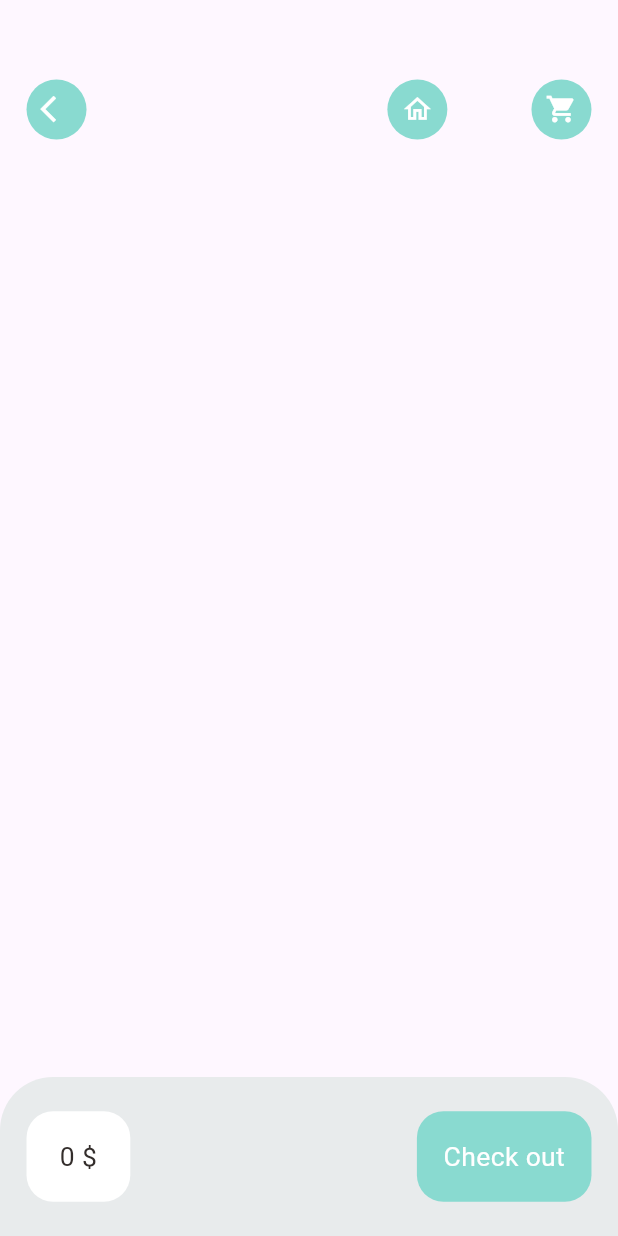
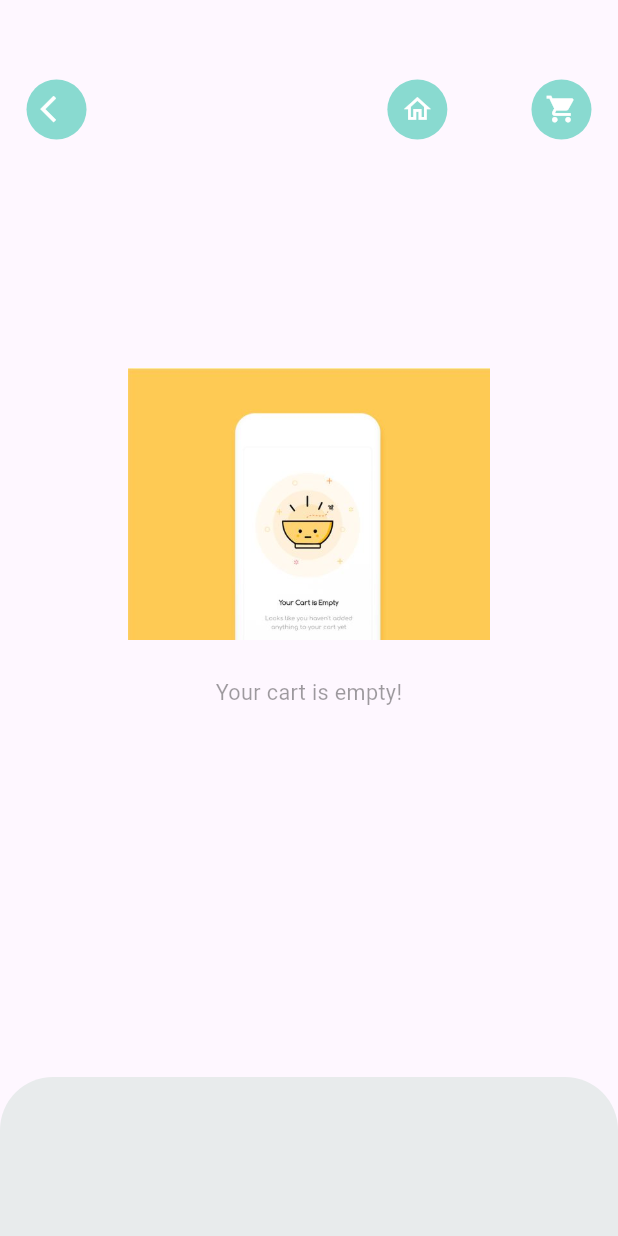
Before and after one commit to 12032002hailong/flutter_food_app, a Flutter app: the CartPage screen opened by its route, on a phone screen of 412 x 824 dp. Run offline on Flutter 3.47's test engine with Material 3 defaults, Android fonts, the phone set to English and light mode, and no system bars; our stand-ins replace dots_indicator, get, persistent_bottom_nav_bar, shared_preferences; accounts and stored records are empty; network calls fail.

Commit message:
feature no_data_page

```diff
--- /dev/null
+++ b/lib/base/no_data_page.dart
@@ -0,0 +1,37 @@
+import 'package:flutter/material.dart';
+
+class NoDataPage extends StatelessWidget {
+  final String text;
+  final String imgPath;
+
+  const NoDataPage(
+      {Key? key,
+      required this.text,
+      this.imgPath = "assets/images/empty_cart.jpg"})
+      : super(key: key);
+
+  @override
+  Widget build(BuildContext context) {
+    return Column(
+      mainAxisAlignment: MainAxisAlignment.center,
+      crossAxisAlignment: CrossAxisAlignment.stretch,
+      children: [
+        Image.asset(
+          imgPath,
+          height: MediaQuery.of(context).size.height * 0.22,
+          width: MediaQuery.of(context).size.height * 0.22,
+        ),
+        SizedBox(
+          height: MediaQuery.of(context).size.height * 0.03,
+        ),
+        Text(
+          text,
+          style: TextStyle(
+              fontSize: MediaQuery.of(context).size.height * 0.0175,
+              color: Theme.of(context).disabledColor),
+          textAlign: TextAlign.center,
+        ),
+      ],
+    );
+  }
+}
--- a/lib/data/repository/cart_repo.dart
+++ b/lib/data/repository/cart_repo.dart
@@ -11,8 +11,8 @@ class CartRepo {
   List<String> cart = [];
   List<String> cartHistory = [];
   void addToCartList(List<CartModel> cartList) {
-    sharedPreferences.remove(AppConstants.CART_LIST);
-    sharedPreferences.remove(AppConstants.CART_HISTORY_LIST);
+    // sharedPreferences.remove(AppConstants.CART_LIST);
+    // sharedPreferences.remove(AppConstants.CART_HISTORY_LIST);
     var time = DateTime.now().toString();
     cart = [];
     cartList.forEach((element) {
--- a/lib/main.dart
+++ b/lib/main.dart
@@ -2,11 +2,6 @@ import 'package:flutter/material.dart';
 import 'package:food_app_btl/controllers/cart_controller.dart';
 import 'package:food_app_btl/controllers/popular_product_controller.dart';
 import 'package:food_app_btl/controllers/recommended_product_controller.dart';
-import 'package:food_app_btl/pages/cart/cart_page.dart';
-import 'package:food_app_btl/pages/food/popular_food_detail.dart';
-import 'package:food_app_btl/pages/food/recommended_food_detail.dart';
-import 'package:food_app_btl/pages/home/main_food_page.dart';
-import 'package:food_app_btl/pages/splash/splash_page.dart';
 import 'package:food_app_btl/routes/route_helper.dart';
 import 'package:get/get.dart';
 import 'helper/dependencies.dart' as dep;
--- a/lib/pages/cart/cart_page.dart
+++ b/lib/pages/cart/cart_page.dart
@@ -1,4 +1,5 @@
 import 'package:flutter/material.dart';
+import 'package:food_app_btl/base/no_data_page.dart';
 import 'package:food_app_btl/controllers/cart_controller.dart';
 import 'package:food_app_btl/controllers/popular_product_controller.dart';
 import 'package:food_app_btl/controllers/recommended_product_controller.dart';
@@ -62,7 +63,9 @@ class CartPage extends StatelessWidget {
                 ],
               ),
             ),
-            Positioned(
+            GetBuilder<CartController>(builder: (_cartController) {
+              return _cartController.getItems.length > 0
+                  ? Positioned(
                       top: Dimensions.height20 * 5,
                       left: Dimensions.height20,
                       right: Dimensions.height20,
@@ -85,21 +88,35 @@ class CartPage extends StatelessWidget {
                                       children: [
                                         GestureDetector(
                                           onTap: () {
-                                    var popularIndex =
-                                        Get.find<PopularProductController>()
+                                            var popularIndex = Get.find<
+                                                    PopularProductController>()
                                                 .popularProductList
-                                            .indexOf(_cartList[index].product!);
+                                                .indexOf(
+                                                    _cartList[index].product!);
                                             if (popularIndex >= 0) {
-                                      Get.toNamed(RouteHelper.getPopularFood(
-                                          popularIndex, 'cartpage'));
+                                              Get.toNamed(
+                                                  RouteHelper.getPopularFood(
+                                                      popularIndex,
+                                                      'cartpage'));
                                             } else {
                                               var recommendedIndex = Get.find<
                                                       RecommendedProductController>()
                                                   .recommendedProductList
-                                          .indexOf(_cartList[index].product!);
-                                      Get.toNamed(
-                                          RouteHelper.getRecommendedFood(
-                                              recommendedIndex, 'cartpage'));
+                                                  .indexOf(_cartList[index]
+                                                      .product!);
+
+                                              if (recommendedIndex < 0) {
+                                                Get.snackbar("History product",
+                                                    "Product review is not avalible product",
+                                                    backgroundColor:
+                                                        AppColors.mainColor,
+                                                    colorText: Colors.white);
+                                              } else {
+                                                Get.toNamed(RouteHelper
+                                                    .getRecommendedFood(
+                                                        recommendedIndex,
+                                                        'cartpage'));
+                                              }
                                             }
                                           },
                                           child: Container(
@@ -112,11 +129,14 @@ class CartPage extends StatelessWidget {
                                                   fit: BoxFit.cover,
                                                   image: NetworkImage(
                                                     AppConstants.BASE_URL +
-                                                AppConstants.UPLOAD_URL +
+                                                        AppConstants
+                                                            .UPLOAD_URL +
                                                         cartController
-                                                    .getItems[index].img!,
+                                                            .getItems[index]
+                                                            .img!,
                                                   )),
-                                      borderRadius: BorderRadius.circular(
+                                              borderRadius:
+                                                  BorderRadius.circular(
                                                       Dimensions.radius20),
                                               color: Colors.white,
                                             ),
@@ -142,7 +162,8 @@ class CartPage extends StatelessWidget {
                                                 SmallText(text: "spicy"),
                                                 Row(
                                                   mainAxisAlignment:
-                                              MainAxisAlignment.spaceBetween,
+                                                      MainAxisAlignment
+                                                          .spaceBetween,
                                                   children: [
                                                     BigText(
                                                       text: cartController
@@ -152,55 +173,63 @@ class CartPage extends StatelessWidget {
                                                     ),
                                                     Container(
                                                       padding: EdgeInsets.only(
-                                                top: Dimensions.height10,
-                                                bottom: Dimensions.height10,
-                                                right: Dimensions.width10,
-                                                left: Dimensions.width10,
+                                                        top:
+                                                            Dimensions.height10,
+                                                        bottom:
+                                                            Dimensions.height10,
+                                                        right:
+                                                            Dimensions.width10,
+                                                        left:
+                                                            Dimensions.width10,
                                                       ),
                                                       decoration: BoxDecoration(
                                                           borderRadius:
                                                               BorderRadius.circular(
-                                                          Dimensions.radius20),
+                                                                  Dimensions
+                                                                      .radius20),
                                                           color: Colors.white),
                                                       child: Row(
                                                         children: [
                                                           GestureDetector(
                                                             onTap: () {
                                                               cartController.addItem(
-                                                          _cartList[index]
+                                                                  _cartList[
+                                                                          index]
                                                                       .product!,
                                                                   -1);
                                                             },
                                                             child: Icon(
                                                               Icons.remove,
-                                                      color:
-                                                          AppColors.signColor,
+                                                              color: AppColors
+                                                                  .signColor,
                                                             ),
                                                           ),
                                                           SizedBox(
-                                                      width:
-                                                          Dimensions.width10 /
+                                                              width: Dimensions
+                                                                      .width10 /
                                                                   2),
                                                           BigText(
-                                                      text: _cartList[index]
+                                                              text: _cartList[
+                                                                      index]
                                                                   .quantity
                                                                   .toString()),
                                                           //  PopularProductController.inCartItems.toString()),
                                                           SizedBox(
-                                                      width:
-                                                          Dimensions.width10 /
+                                                              width: Dimensions
+                                                                      .width10 /
                                                                   2),
                                                           GestureDetector(
                                                             onTap: () {
                                                               cartController.addItem(
-                                                          _cartList[index]
+                                                                  _cartList[
+                                                                          index]
                                                                       .product!,
                                                                   1);
                                                             },
                                                             child: Icon(
                                                               Icons.add,
-                                                      color:
-                                                          AppColors.signColor,
+                                                              color: AppColors
+                                                                  .signColor,
                                                             ),
                                                           )
                                                         ],
@@ -221,7 +250,9 @@ class CartPage extends StatelessWidget {
                           ),
                         ),
                       ),
-            ),
+                    )
+                  : NoDataPage(text: "Your cart is empty!");
+            })
           ],
         ),
         bottomNavigationBar:
@@ -241,7 +272,8 @@ class CartPage extends StatelessWidget {
                 topRight: Radius.circular(Dimensions.radius20 * 2),
               ),
             ),
-            child: Row(
+            child: cartController.getItems.length > 0
+                ? Row(
                     mainAxisAlignment: MainAxisAlignment.spaceBetween,
                     children: [
                       Container(
@@ -252,13 +284,15 @@ class CartPage extends StatelessWidget {
                           left: Dimensions.width20,
                         ),
                         decoration: BoxDecoration(
-                      borderRadius: BorderRadius.circular(Dimensions.radius20),
+                            borderRadius:
+                                BorderRadius.circular(Dimensions.radius20),
                             color: Colors.white),
                         child: Row(
                           children: [
                             SizedBox(width: Dimensions.width10 / 2),
                             BigText(
-                          text: cartController.totalAmount.toString() + " \$"),
+                                text: cartController.totalAmount.toString() +
+                                    " \$"),
                             SizedBox(width: Dimensions.width10 / 2),
                           ],
                         ),
@@ -287,7 +321,8 @@ class CartPage extends StatelessWidget {
                         ),
                       )
                     ],
-            ),
+                  )
+                : Container(),
           );
         }));
   }
--- a/pubspec.yaml
+++ b/pubspec.yaml
@@ -31,7 +31,8 @@ dependencies:
   dots_indicator: ^2.1.1
   persistent_bottom_nav_bar: ^4.0.2
   shared_preferences: ^2.0.11
-  get: 4.6.6
+  get: ^4.6.6
+  intl: ^0.17.0
   flutter:
     sdk: flutter
 
```
Also changed, not shown: lib/controllers/cart_controller.dart (+14 -0 lines), lib/pages/cart/cart_history.dart (added, +251 -0 lines), lib/pages/home/home_page.dart (+2 -45 lines), assets/images/empty_box.jpg (added), assets/images/empty_cart.jpg (added), pubspec.lock. Lines whose indentation alone changed are shown as unchanged.
